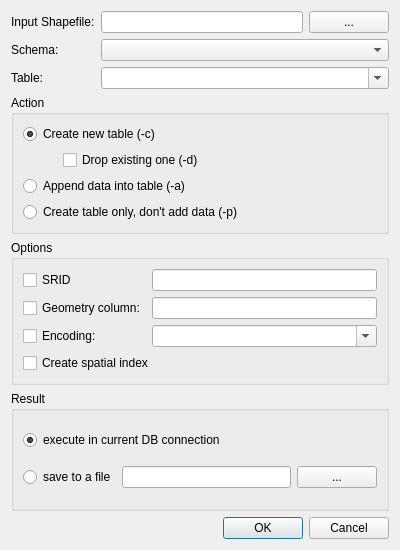
wonder-sk/postgis_manager, file DlgLoadData.ui: the form before one commit.
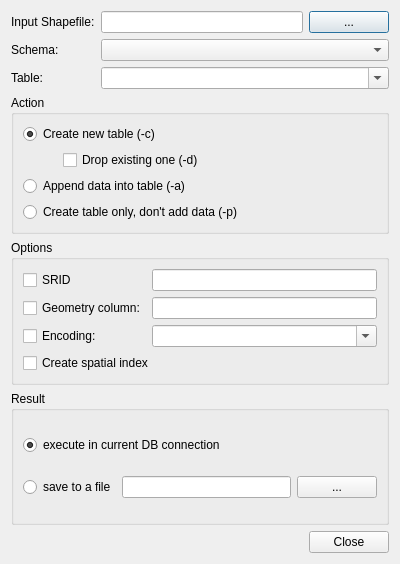
The form after the commit.

Commit message: - data loading mostly functional - manager tree model got correct - some gui functionality in create table dialog

Patch:
```diff
--- a/DlgLoadData.ui
+++ b/DlgLoadData.ui
@@ -6,7 +6,7 @@
     <x>0</x>
     <y>0</y>
     <width>400</width>
-    <height>550</height>
+    <height>564</height>
    </rect>
   </property>
   <property name="windowTitle" >
@@ -214,7 +214,7 @@
       <enum>Qt::Horizontal</enum>
      </property>
      <property name="standardButtons" >
-      <set>QDialogButtonBox::Cancel|QDialogButtonBox::NoButton|QDialogButtonBox::Ok</set>
+      <set>QDialogButtonBox::Close</set>
      </property>
     </widget>
    </item>
```
The commit also changes 4 other files.
